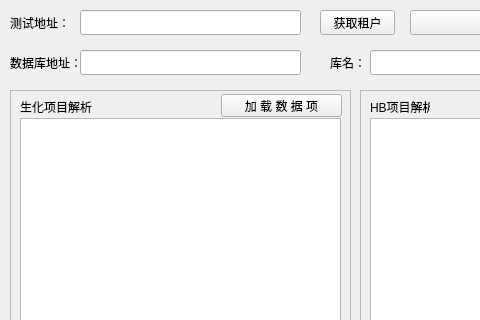
Old version of the form untitled.ui in the repository 091996/plalib; both pictures show x 0 to 480 and y 0 to 320 of the 1112 by 707 pixel window.
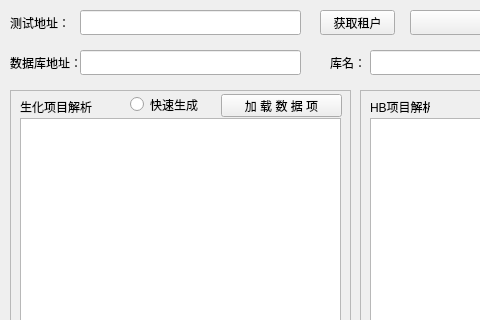
New version of the form.

Commit message: 加入生化支持直接插入与解析原数据的方法

The edit to the form file:
```diff
--- a/untitled.ui
+++ b/untitled.ui
@@ -387,6 +387,19 @@
      <number>300</number>
     </property>
    </widget>
+   <widget class="QRadioButton" name="radioButton">
+    <property name="geometry">
+     <rect>
+      <x>120</x>
+      <y>-1</y>
+      <width>89</width>
+      <height>31</height>
+     </rect>
+    </property>
+    <property name="text">
+     <string>快速生成</string>
+    </property>
+   </widget>
   </widget>
   <widget class="QFrame" name="frame_2">
    <property name="geometry">
```
The commit also changes 1 other file.
